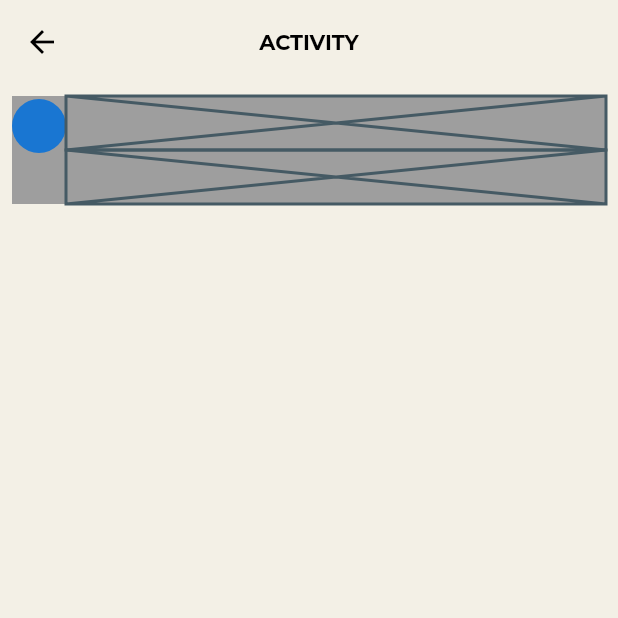
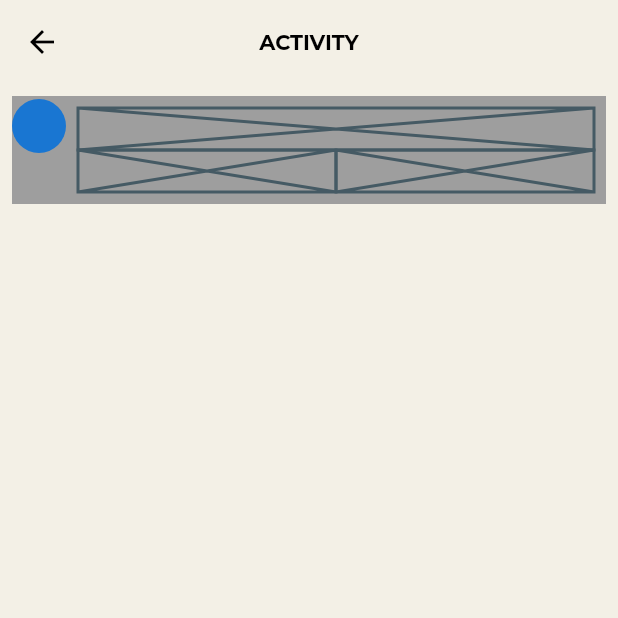
Before and after one commit to JAICHANGPARK/flutter_notebook_11th_story, a Flutter app: the NotificationPage screen opened directly, on a phone screen of 412 x 824 dp, the top half of it. Run offline on Flutter 3.47's test engine with Material 2 defaults, Android fonts, the phone set to English and light mode, and no system bars; our stand-ins replace backdrop, badges, flutter_inner_drawer, flutter_slidable, google_fonts.

Commit message:
Update notification_page.dart

```diff
--- a/lib/ep701_clubhouse/ui/notification_page.dart
+++ b/lib/ep701_clubhouse/ui/notification_page.dart
@@ -40,15 +40,23 @@ class _NotificationPageState extends State<NotificationPage> {
                             child: CircleAvatar()),
                         Expanded(
                             flex:10,
+                            child: Padding(
+                              padding: const EdgeInsets.all(8.0),
                               child: Column(
                                 children: [
                                   Expanded(
                                     child: Placeholder(),
                                   ),
                                   Expanded(
-                                  child: Placeholder(),
+                                    child: Row(
+                                      children: [
+                                        Expanded(child: Placeholder()),
+                                        Expanded(child: Placeholder()),
+                                      ],
+                                    ),
                                   )
                                 ],
+                              ),
                             ))
                       ],
                     ),
```
Lines whose indentation alone changed are shown as unchanged.
